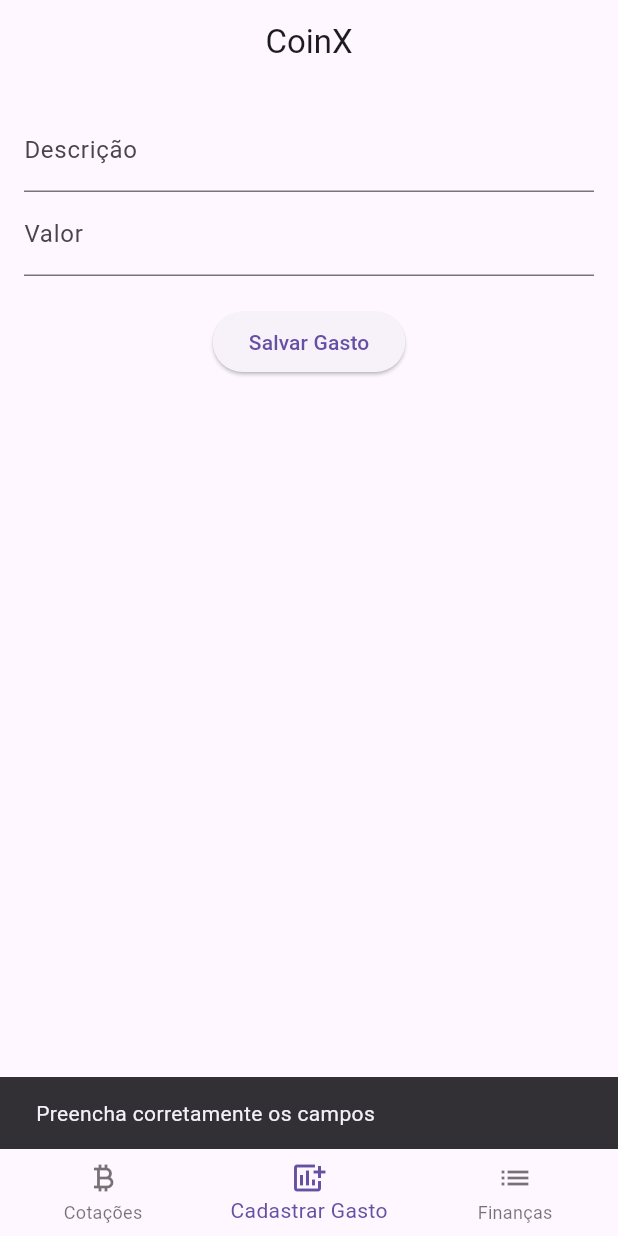
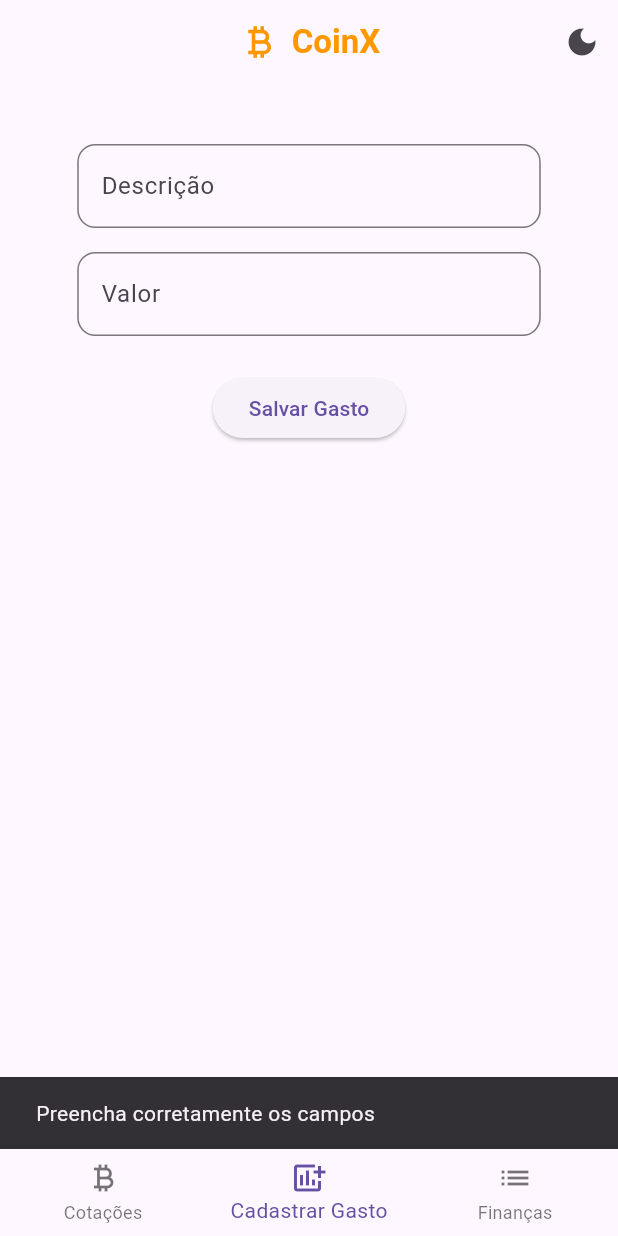
Before and after one commit to Eorennas/APP-CoinX, a Flutter app: the screen it shows after launch, item 2 of the bottom bar chosen, after a tap on "Salvar Gasto", on a phone screen of 412 x 824 dp. Run offline on Flutter 3.47's test engine with Material 3 defaults, Android fonts, the phone set to English and light mode, and no system bars; network calls fail.

```diff
--- a/lib/main.dart
+++ b/lib/main.dart
@@ -2,6 +2,7 @@ import 'package:flutter/material.dart';
 import 'screens/home_screen.dart';
 import 'screens/add_expense.dart';
 import 'screens/finance_screen.dart';
+import 'screens/splash_screen.dart';
 
 void main() {
   runApp(CoinXApp());
@@ -14,37 +15,89 @@ class CoinXApp extends StatefulWidget {
 
 class _CoinXAppState extends State<CoinXApp> {
   int _selectedIndex = 0;
+  bool _initialized = false;
+  ThemeMode _themeMode = ThemeMode.light;
 
-  final List<Widget> _screens = [
-    HomeScreen(),
-    AddExpenseScreen(),
-    FinanceScreen(),
-  ];
+  void _refreshFinanceScreen() {
+    setState(() {});
+  }
+
+  void _toggleTheme() {
+    setState(() {
+      _themeMode =
+      _themeMode == ThemeMode.light ? ThemeMode.dark : ThemeMode.light;
+    });
+  }
 
   @override
   Widget build(BuildContext context) {
     return MaterialApp(
       title: 'CoinX',
       debugShowCheckedModeBanner: false,
-      home: Scaffold(
+      theme: ThemeData(
+        brightness: Brightness.light,
+        primarySwatch: Colors.orange,
+      ),
+      darkTheme: ThemeData(
+        brightness: Brightness.dark,
+        primarySwatch: Colors.orange,
+      ),
+      themeMode: _themeMode,
+      home: _initialized
+          ? Scaffold(
         appBar: AppBar(
-          title: Text('CoinX'),
+          title: Row(
+            mainAxisSize: MainAxisSize.min,
+            children: [
+              Icon(Icons.currency_bitcoin, color: Colors.orange, size: 28),
+              SizedBox(width: 8),
+              Text(
+                'CoinX',
+                style: TextStyle(
+                  color: Colors.orange,
+                  fontWeight: FontWeight.bold,
+                  fontSize: 22,
+                ),
+              ),
+            ],
+          ),
           centerTitle: true,
+          actions: [
+            IconButton(
+              icon: Icon(
+                _themeMode == ThemeMode.light
+                    ? Icons.dark_mode
+                    : Icons.light_mode,
+              ),
+              onPressed: _toggleTheme,
+            )
+          ],
         ),
-        body: IndexedStack(
-          index: _selectedIndex,
-          children: _screens,
-        ),
+        body: _selectedIndex == 0
+            ? HomeScreen()
+            : _selectedIndex == 1
+            ? AddExpenseScreen(onExpenseAdded: _refreshFinanceScreen)
+            : FinanceScreen(),
         bottomNavigationBar: BottomNavigationBar(
           currentIndex: _selectedIndex,
-          onTap: (index) => setState(() => _selectedIndex = index),
+          onTap: (index) {
+            setState(() {
+              _selectedIndex = index;
+            });
+          },
           items: const [
-            BottomNavigationBarItem(icon: Icon(Icons.currency_bitcoin), label: 'Cotações'),
-            BottomNavigationBarItem(icon: Icon(Icons.add_chart), label: 'Cadastrar Gasto'),
-            BottomNavigationBarItem(icon: Icon(Icons.list), label: 'Finanças'),
+            BottomNavigationBarItem(
+                icon: Icon(Icons.currency_bitcoin), label: 'Cotações'),
+            BottomNavigationBarItem(
+                icon: Icon(Icons.add_chart), label: 'Cadastrar Gasto'),
+            BottomNavigationBarItem(
+                icon: Icon(Icons.list), label: 'Finanças'),
           ],
         ),
-      ),
+      )
+          : SplashScreen(onInitializationComplete: () {
+        setState(() => _initialized = true);
+      }),
     );
   }
 }
--- a/lib/screens/add_expense.dart
+++ b/lib/screens/add_expense.dart
@@ -3,6 +3,10 @@ import '../models/expense.dart';
 import 'finance_screen.dart';
 
 class AddExpenseScreen extends StatefulWidget {
+  final VoidCallback onExpenseAdded;
+
+  AddExpenseScreen({required this.onExpenseAdded});
+
   @override
   _AddExpenseScreenState createState() => _AddExpenseScreenState();
 }
@@ -26,6 +30,8 @@ class _AddExpenseScreenState extends State<AddExpenseScreen> {
       Expense(description: desc, value: valor, date: DateTime.now()),
     );
 
+    widget.onExpenseAdded(); // Notifica a tela principal para atualizar
+
     _descController.clear();
     _valueController.clear();
 
@@ -36,26 +42,51 @@ class _AddExpenseScreenState extends State<AddExpenseScreen> {
 
   @override
   Widget build(BuildContext context) {
-    return Padding(
-      padding: EdgeInsets.all(16),
+    final larguraTela = MediaQuery.of(context).size.width;
+
+    final inputDecoration = InputDecoration(
+      border: OutlineInputBorder(borderRadius: BorderRadius.circular(12)),
+    );
+
+    return SingleChildScrollView(
+      child: Padding(
+        padding: EdgeInsets.only(top: 40),
         child: Column(
+          mainAxisAlignment: MainAxisAlignment.start,
+          crossAxisAlignment: CrossAxisAlignment.center,
           children: [
-          TextField(
+            Center(
+              child: SizedBox(
+                width: larguraTela * 0.75,
+                child: TextField(
                   controller: _descController,
-            decoration: InputDecoration(labelText: 'Descrição'),
+                  decoration:
+                  inputDecoration.copyWith(labelText: 'Descrição'),
+                  textInputAction: TextInputAction.next,
                 ),
-          TextField(
+              ),
+            ),
+            SizedBox(height: 16),
+            Center(
+              child: SizedBox(
+                width: larguraTela * 0.75,
+                child: TextField(
                   controller: _valueController,
-            decoration: InputDecoration(labelText: 'Valor'),
-            keyboardType: TextInputType.numberWithOptions(decimal: true),
+                  decoration: inputDecoration.copyWith(labelText: 'Valor'),
+                  keyboardType:
+                  TextInputType.numberWithOptions(decimal: true),
+                  textInputAction: TextInputAction.done,
                 ),
-          SizedBox(height: 20),
+              ),
+            ),
+            SizedBox(height: 24),
             ElevatedButton(
               onPressed: _salvarGasto,
               child: Text('Salvar Gasto'),
             ),
           ],
         ),
+      ),
     );
   }
 }
--- a/lib/screens/finance_screen.dart
+++ b/lib/screens/finance_screen.dart
@@ -9,11 +9,28 @@ class FinanceScreen extends StatefulWidget {
 }
 
 class _FinanceScreenState extends State<FinanceScreen> {
+  double get _totalDoMes {
+    final now = DateTime.now();
+    return FinanceScreen.expenses
+        .where((e) => e.date.month == now.month && e.date.year == now.year)
+        .fold(0.0, (total, e) => total + e.value);
+  }
+
   @override
   Widget build(BuildContext context) {
+    if (FinanceScreen.expenses.isEmpty) {
+      return Center(
+        child: Text(
+          'Nenhum gasto registrado',
+          style: TextStyle(fontSize: 18, color: Colors.grey),
+        ),
+      );
+    }
+
     return ListView.builder(
-      itemCount: FinanceScreen.expenses.length,
+      itemCount: FinanceScreen.expenses.length + 1, // +1 para o rodapé
       itemBuilder: (context, index) {
+        if (index < FinanceScreen.expenses.length) {
           final e = FinanceScreen.expenses[index];
           return Card(
             margin: EdgeInsets.symmetric(horizontal: 16, vertical: 8),
@@ -21,9 +38,25 @@ class _FinanceScreenState extends State<FinanceScreen> {
               leading: Icon(Icons.money),
               title: Text(e.description),
               trailing: Text('R\$ ${e.value.toStringAsFixed(2)}'),
-            subtitle: Text(e.date.toString().split('.')[0]), // Data e hora básica
+              subtitle: Text(e.date.toString().split('.')[0]),
             ),
           );
+        } else {
+          // Rodapé com o total do mês
+          return Padding(
+            padding: const EdgeInsets.all(16.0),
+            child: Center(
+              child: Text(
+                'Total do mês: R\$ ${_totalDoMes.toStringAsFixed(2)}',
+                style: TextStyle(
+                  fontSize: 18,
+                  fontWeight: FontWeight.bold,
+                  color: Colors.orange,
+                ),
+              ),
+            ),
+          );
+        }
       },
     );
   }
--- a/lib/screens/home_screen.dart
+++ b/lib/screens/home_screen.dart
@@ -8,31 +8,30 @@ class HomeScreen extends StatefulWidget {
 }
 
 class _HomeScreenState extends State<HomeScreen> {
-  final StreamController<Map<String, double>> _controller = StreamController();
+  Map<String, double>? _cotacoes;
   Timer? _timer;
 
   @override
   void initState() {
     super.initState();
-    _carregarCotacoes(); // carrega imediatamente
-    _timer = Timer.periodic(Duration(seconds: 60), (_) => _carregarCotacoes());
+    _carregarCotacoes(); // carregar logo ao abrir
+    _timer = Timer.periodic(Duration(seconds: 10), (_) => _carregarCotacoes()); // a cada 10s
   }
 
-  void _carregarCotacoes() async {
+  Future<void> _carregarCotacoes() async {
     try {
       final valores = await BitcoinService.getMultiplasCotacoes();
-      _controller.add(valores);
+      setState(() {
+        _cotacoes = valores;
+      });
     } catch (e) {
-      print('ERRO: $e'); // <-- ADICIONE ISSO
-      _controller.addError('Erro ao carregar cotações');
+      print('Erro ao buscar cotações: $e');
     }
   }
-
 
   @override
   void dispose() {
     _timer?.cancel();
-    _controller.close();
     super.dispose();
   }
 
@@ -42,46 +41,40 @@ class _HomeScreenState extends State<HomeScreen> {
       margin: EdgeInsets.symmetric(vertical: 8, horizontal: 16),
       child: ListTile(
         leading: Icon(icon, size: 32, color: cor),
-        title: Text(nome, style: TextStyle(fontSize: 20, fontWeight: FontWeight.bold)),
-        subtitle: Text('R\$ ${valor.toStringAsFixed(6)}', style: TextStyle(fontSize: 16)),
+        title: Text(
+          nome,
+          style: TextStyle(fontSize: 20, fontWeight: FontWeight.bold),
+        ),
+        subtitle: Text(
+          'R\$ ${valor.toStringAsFixed(6)}',
+          style: TextStyle(fontSize: 16),
+        ),
       ),
     );
   }
 
   @override
   Widget build(BuildContext context) {
-    return StreamBuilder<Map<String, double>>(
-      stream: _controller.stream,
-      builder: (context, snapshot) {
-        if (snapshot.connectionState == ConnectionState.waiting) {
+    if (_cotacoes == null) {
       return Center(child: CircularProgressIndicator());
     }
-
-        if (snapshot.hasError) {
-          return Center(child: Text('Erro ao carregar dados'));
-        }
-
-        if (!snapshot.hasData || snapshot.data!.isEmpty) {
-          return Center(child: Text('Nenhuma cotação disponível'));
-        }
-
-        final data = snapshot.data!;
 
     return ListView(
       children: [
         SizedBox(height: 16),
         Center(
           child: Text(
-                'Cotações ao Vivo',
+            'Cotações ao vivo',
             style: TextStyle(fontSize: 18, fontWeight: FontWeight.bold),
           ),
         ),
-            _buildCard('Bitcoin', data['Bitcoin']!, Icons.currency_bitcoin, Colors.orange),
-            _buildCard('Ethereum', data['Ethereum']!, Icons.token, Colors.blue),
-            _buildCard('Solana', data['Solana']!, Icons.monetization_on, Colors.green),
+        _buildCard('Bitcoin', _cotacoes!['Bitcoin']!, Icons.currency_bitcoin,
+            Colors.orange),
+        _buildCard('Ethereum', _cotacoes!['Ethereum']!, Icons.token,
+            Colors.blue),
+        _buildCard('Solana', _cotacoes!['Solana']!, Icons.monetization_on,
+            Colors.green),
       ],
-        );
-      },
     );
   }
 }
--- /dev/null
+++ b/lib/screens/splash_screen.dart
@@ -0,0 +1,73 @@
+import 'package:flutter/material.dart';
+import 'dart:async';
+
+class SplashScreen extends StatefulWidget {
+  final VoidCallback onInitializationComplete;
+
+  SplashScreen({required this.onInitializationComplete});
+
+  @override
+  _SplashScreenState createState() => _SplashScreenState();
+}
+
+class _SplashScreenState extends State<SplashScreen>
+    with SingleTickerProviderStateMixin {
+  late AnimationController _controller;
+  late Animation<double> _animation;
+
+  @override
+  void initState() {
+    super.initState();
+
+    _controller = AnimationController(
+      vsync: this,
+      duration: Duration(seconds: 2),
+    );
+
+    _animation = CurvedAnimation(
+      parent: _controller,
+      curve: Curves.easeInOut,
+    );
+
+    _controller.forward();
+
+    // Aguarda 3 segundos e depois navega para o app principal
+    Timer(Duration(seconds: 3), widget.onInitializationComplete);
+  }
+
+  @override
+  void dispose() {
+    _controller.dispose();
+    super.dispose();
+  }
+
+  @override
+  Widget build(BuildContext context) {
+    return Scaffold(
+      backgroundColor: Colors.black,
+      body: Center(
+        child: FadeTransition(
+          opacity: _animation,
+          child: Column(
+            mainAxisAlignment: MainAxisAlignment.center,
+            children: [
+              Icon(Icons.currency_bitcoin, size: 80, color: Colors.orange),
+              SizedBox(height: 20),
+              Text(
+                'CoinX',
+                style: TextStyle(
+                  color: Colors.white,
+                  fontSize: 36,
+                  fontWeight: FontWeight.bold,
+                  letterSpacing: 1.5,
+                ),
+              ),
+              SizedBox(height: 20),
+              CircularProgressIndicator(color: Colors.orange),
+            ],
+          ),
+        ),
+      ),
+    );
+  }
+}
```
Lines whose indentation alone changed are shown as unchanged.
